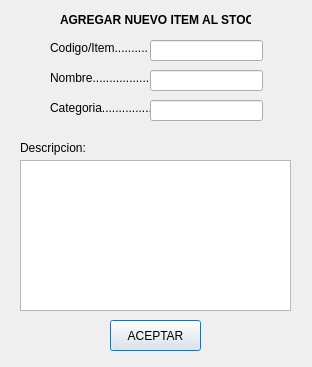
Qt form agregar_item_stock.ui (AyeQuinteros15/DemoPracticas) before a commit.
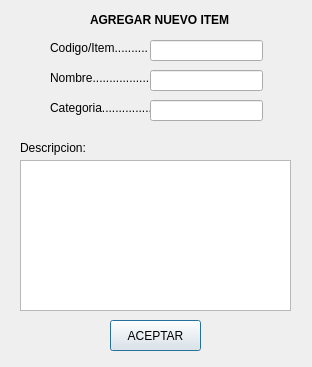
The same form after that commit.

What changed in the file:
```diff
--- a/agregar_item_stock.ui
+++ b/agregar_item_stock.ui
@@ -16,9 +16,9 @@
   <widget class="QLabel" name="label">
    <property name="geometry">
     <rect>
-     <x>60</x>
+     <x>90</x>
      <y>10</y>
-     <width>191</width>
+     <width>141</width>
      <height>20</height>
     </rect>
    </property>
@@ -28,7 +28,7 @@
     </font>
    </property>
    <property name="text">
-    <string>AGREGAR NUEVO ITEM AL STOCK</string>
+    <string>AGREGAR NUEVO ITEM</string>
    </property>
   </widget>
   <widget class="QLabel" name="label_2">
```
